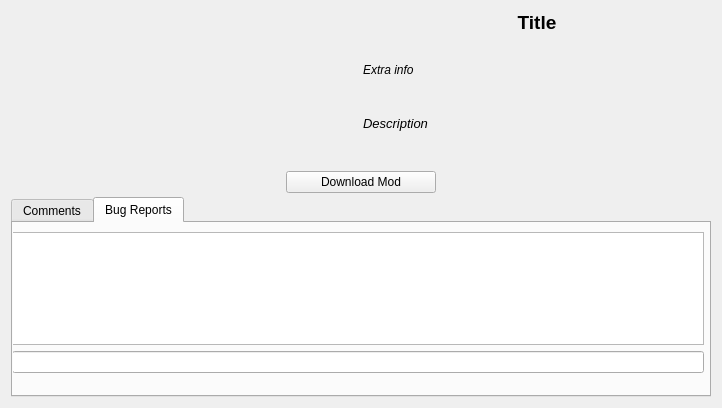
Old version of the form src/_res/modvault/mod.ui in the repository FAForever/client.
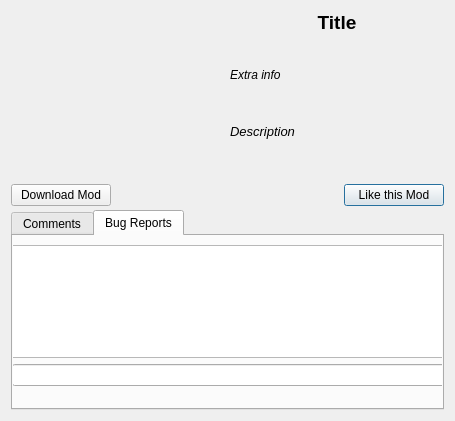
New version of the form. The open tabs and pages were chosen to show the change.

```diff
--- a/src/_res/modvault/mod.ui
+++ b/src/_res/modvault/mod.ui
@@ -6,8 +6,8 @@
    <rect>
     <x>0</x>
     <y>0</y>
-    <width>712</width>
-    <height>408</height>
+    <width>455</width>
+    <height>421</height>
    </rect>
   </property>
   <property name="windowTitle">
@@ -133,8 +133,14 @@
        <property name="bottomMargin">
         <number>0</number>
        </property>
-       <item>
+       <item alignment="Qt::AlignLeft">
         <widget class="QPushButton" name="DownloadButton">
+         <property name="minimumSize">
+          <size>
+           <width>100</width>
+           <height>0</height>
+          </size>
+         </property>
          <property name="maximumSize">
           <size>
            <width>150</width>
@@ -149,6 +155,34 @@
          </property>
         </widget>
        </item>
+       <item alignment="Qt::AlignRight">
+        <widget class="QPushButton" name="likeButton">
+         <property name="enabled">
+          <bool>true</bool>
+         </property>
+         <property name="minimumSize">
+          <size>
+           <width>100</width>
+           <height>0</height>
+          </size>
+         </property>
+         <property name="maximumSize">
+          <size>
+           <width>150</width>
+           <height>16777215</height>
+          </size>
+         </property>
+         <property name="text">
+          <string>Like this Mod</string>
+         </property>
+         <property name="checkable">
+          <bool>false</bool>
+         </property>
+         <property name="checked">
+          <bool>false</bool>
+         </property>
+        </widget>
+       </item>
       </layout>
      </item>
      <item>
@@ -161,13 +195,13 @@
        </property>
        <property name="minimumSize">
         <size>
-         <width>700</width>
+         <width>300</width>
          <height>200</height>
         </size>
        </property>
        <property name="maximumSize">
         <size>
-         <width>700</width>
+         <width>500</width>
          <height>400</height>
         </size>
        </property>
@@ -228,13 +262,13 @@
        <widget class="QWidget" name="BrokenTab">
         <property name="minimumSize">
          <size>
-          <width>400</width>
+          <width>300</width>
           <height>0</height>
          </size>
         </property>
         <property name="maximumSize">
          <size>
-          <width>700</width>
+          <width>500</width>
           <height>16777215</height>
          </size>
         </property>
@@ -258,10 +292,16 @@
            <widget class="QListWidget" name="BugReports">
             <property name="minimumSize">
              <size>
-              <width>690</width>
+              <width>300</width>
               <height>0</height>
              </size>
             </property>
+            <property name="maximumSize">
+             <size>
+              <width>500</width>
+              <height>16777215</height>
+             </size>
+            </property>
             <property name="selectionMode">
              <enum>QAbstractItemView::NoSelection</enum>
             </property>
```
Left out of the diff: 14 changed lines with no effect on the pictures.
